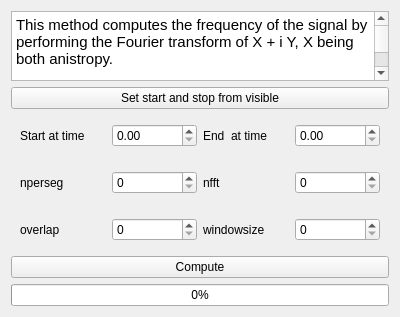
Old version of the form Modules/FreqFFT.ui in the repository Mriv31/pyqtrod.
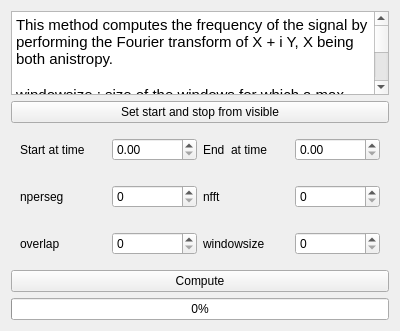
New version of the form.

Diff of the .ui file:
```diff
--- a/Modules/FreqFFT.ui
+++ b/Modules/FreqFFT.ui
@@ -7,7 +7,7 @@
     <x>0</x>
     <y>0</y>
     <width>400</width>
-    <height>300</height>
+    <height>331</height>
    </rect>
   </property>
   <property name="windowTitle">
```
